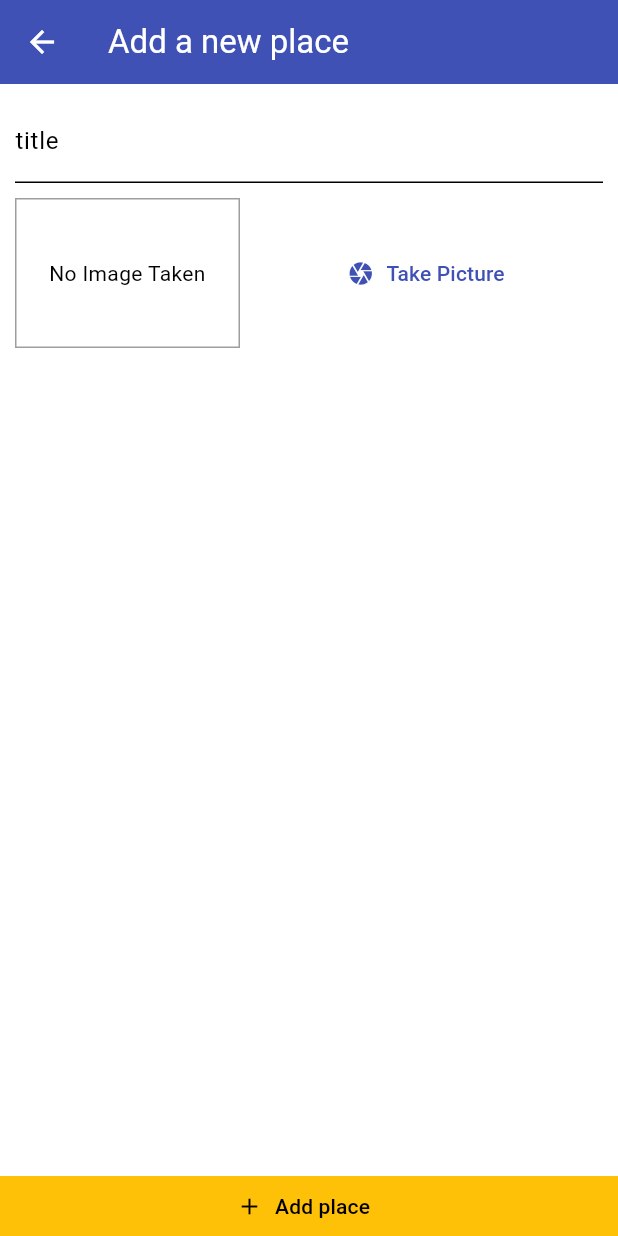
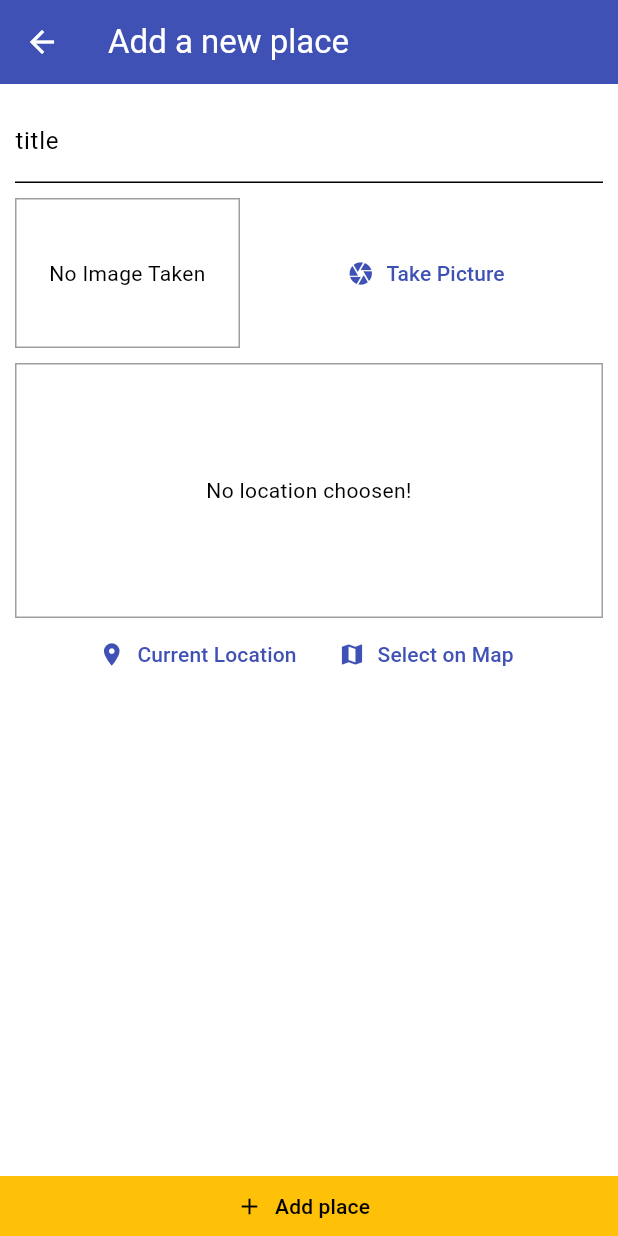
Before and after one commit to KishoreSohanda/GreatPlaces, a Flutter app: the screen it shows after launch, after a tap on the "add" icon, on a phone screen of 412 x 824 dp. Run offline on Flutter 3.47's test engine with Material 3 defaults, Android fonts, the phone set to English and light mode, and no system bars; our stand-ins replace image_picker, location, sqflite; accounts and stored records are empty.

Commit message:
now User can add places with the image also on real time clicking the image using device camera and addPlacesScreen is also changed to get one more input which is location.

```diff
--- /dev/null
+++ b/lib/helpers/db_helper.dart
@@ -0,0 +1,24 @@
+import 'package:sqflite/sqflite.dart' as sql;
+import 'package:path/path.dart' as path;
+import 'package:sqflite/sqlite_api.dart';
+
+class DBHelper {
+  static Future<Database> dataBase() async {
+    final dbPath = await sql.getDatabasesPath();
+    return sql.openDatabase(path.join(dbPath, 'places.db'),
+        onCreate: (db, version) {
+      return db.execute(
+          'CREATE TABLE user_places(id TEXT PRIMARY KEY,title TEXT,image TEXT)');
+    }, version: 1);
+  }
+
+  static Future<void> insert(String table, Map<String, Object> data) async {
+    final db = await DBHelper.dataBase();
+    db.insert(table, data, conflictAlgorithm: ConflictAlgorithm.replace);
+  }
+
+  static Future<List<Map<String, dynamic>>> getData(String table) async {
+    final db = await DBHelper.dataBase();
+    return db.query(table);
+  }
+}
--- /dev/null
+++ b/lib/helpers/location_helper.dart
@@ -0,0 +1 @@
+class LocationHelper {}
--- a/lib/providers/great_places.dart
+++ b/lib/providers/great_places.dart
@@ -2,9 +2,10 @@ import 'dart:io';
 
 import 'package:flutter/material.dart';
 import '../models/place.dart';
+import '../helpers/db_helper.dart';
 
 class GreatPlaces with ChangeNotifier {
-  final List<Place> _items = [];
+  List<Place> _items = [];
   List<Place> get items {
     return [..._items];
   }
@@ -17,5 +18,22 @@ class GreatPlaces with ChangeNotifier {
         title: pickedTitle);
     _items.add(newPlace);
     notifyListeners();
+    DBHelper.insert('user_places', {
+      'id': newPlace.id,
+      'title': newPlace.title,
+      'image': newPlace.image.path
+    });
+  }
+
+  Future<void> fetchAndSetPlaces() async {
+    final dataList = await DBHelper.getData('user_places');
+    _items = dataList
+        .map((item) => Place(
+            id: item['id'],
+            image: File(item['image']),
+            location: null,
+            title: item['title']))
+        .toList();
+    notifyListeners();
   }
 }
--- a/lib/screens/add_place_screen.dart
+++ b/lib/screens/add_place_screen.dart
@@ -5,6 +5,7 @@ import 'package:provider/provider.dart';
 
 import '../providers/great_places.dart';
 
+import '../widgets/loaction_input.dart';
 import '../widgets/image_input.dart';
 
 class AddPlaceScreen extends StatefulWidget {
@@ -57,6 +58,10 @@ class _AddPlaceScreenState extends State<AddPlaceScreen> {
                     height: 10,
                   ),
                   ImageInput(_selectImage),
+                  const SizedBox(
+                    height: 10,
+                  ),
+                  const LocationInput()
                 ],
               ),
             ),
--- a/lib/screens/places_list_screen.dart
+++ b/lib/screens/places_list_screen.dart
@@ -23,14 +23,22 @@ class PlacesListScreen extends StatelessWidget {
               icon: const Icon(Icons.add))
         ],
       ),
-      body: Consumer<GreatPlaces>(
-        builder: (context, greatPlaces, ch) => greatPlaces.items.isEmpty
+      body: FutureBuilder(
+        future: Provider.of<GreatPlaces>(context, listen: false)
+            .fetchAndSetPlaces(),
+        builder: (context, snapshot) {
+          return snapshot.connectionState == ConnectionState.waiting
+              ? const Center(child: CircularProgressIndicator())
+              : Consumer<GreatPlaces>(
+                  builder: (context, greatPlaces, ch) =>
+                      greatPlaces.items.isEmpty
                           ? ch!
                           : ListView.builder(
                               itemBuilder: (ctx, i) {
                                 return ListTile(
                                   leading: CircleAvatar(
-                      backgroundImage: FileImage(greatPlaces.items[i].image),
+                                    backgroundImage:
+                                        FileImage(greatPlaces.items[i].image),
                                   ),
                                   title: Text(greatPlaces.items[i].title),
                                   onTap: () {},
@@ -41,6 +49,8 @@ class PlacesListScreen extends StatelessWidget {
                   child: const Center(
                     child: Text('Got no places yet, start adding some!'),
                   ),
+                );
+        },
       ),
     );
   }
--- a/lib/widgets/image_input.dart
+++ b/lib/widgets/image_input.dart
@@ -18,11 +18,14 @@ class _ImageInputState extends State<ImageInput> {
   Future<void> _takePicture() async {
     final imageFile = await ImagePicker()
         .pickImage(source: ImageSource.camera, maxWidth: 600);
+    if (imageFile == null) {
+      return;
+    }
     setState(() {
-      _storedImage = File(imageFile!.path);
+      _storedImage = File(imageFile.path);
     });
     final appDir = await syspaths.getApplicationDocumentsDirectory();
-    final fileName = path.basename(imageFile!.path);
+    final fileName = path.basename(imageFile.path);
     final savedImage =
         await File(imageFile.path).copy('${appDir.path}/$fileName');
     widget.onSelectImage(savedImage);
--- /dev/null
+++ b/lib/widgets/loaction_input.dart
@@ -0,0 +1,63 @@
+import 'package:flutter/material.dart';
+import 'package:location/location.dart';
+
+class LocationInput extends StatefulWidget {
+  const LocationInput({super.key});
+
+  @override
+  State<LocationInput> createState() => _LocationInputState();
+}
+
+class _LocationInputState extends State<LocationInput> {
+  String? _previewImageUrl;
+  Future<void> _getCurrentUserLocation() async {
+    final locData = await Location().getLocation();
+    // print(locData.longitude);
+    // print(locData.latitude);
+  }
+
+  @override
+  Widget build(BuildContext context) {
+    return Column(
+      children: [
+        Container(
+            decoration:
+                BoxDecoration(border: Border.all(color: Colors.grey, width: 1)),
+            alignment: Alignment.center,
+            height: 170,
+            width: double.infinity,
+            child: _previewImageUrl == null
+                ? const Text(
+                    'No location choosen!',
+                    textAlign: TextAlign.center,
+                  )
+                : Image.network(
+                    _previewImageUrl!,
+                    fit: BoxFit.cover,
+                    width: double.infinity,
+                  )),
+        Row(
+          mainAxisAlignment: MainAxisAlignment.center,
+          children: [
+            TextButton.icon(
+              onPressed: _getCurrentUserLocation,
+              icon: const Icon(Icons.location_on),
+              label: const Text('Current Location'),
+              style: ButtonStyle(
+                  foregroundColor: MaterialStatePropertyAll(
+                      Theme.of(context).colorScheme.primary)),
+            ),
+            TextButton.icon(
+              onPressed: () {},
+              icon: const Icon(Icons.map),
+              label: const Text('Select on Map'),
+              style: ButtonStyle(
+                  foregroundColor: MaterialStatePropertyAll(
+                      Theme.of(context).colorScheme.primary)),
+            ),
+          ],
+        ),
+      ],
+    );
+  }
+}
--- a/pubspec.yaml
+++ b/pubspec.yaml
@@ -34,6 +34,8 @@ dependencies:
   image_picker: ^1.0.7
   path_provider: ^2.1.2
   path: ^1.8.3
+  sqflite: ^2.3.2
+  location: ^5.0.3
 
 
   # The following adds the Cupertino Icons font to your application.
```
Also changed, not shown: pubspec.lock, 4 other files. Lines whose indentation alone changed are shown as unchanged.
